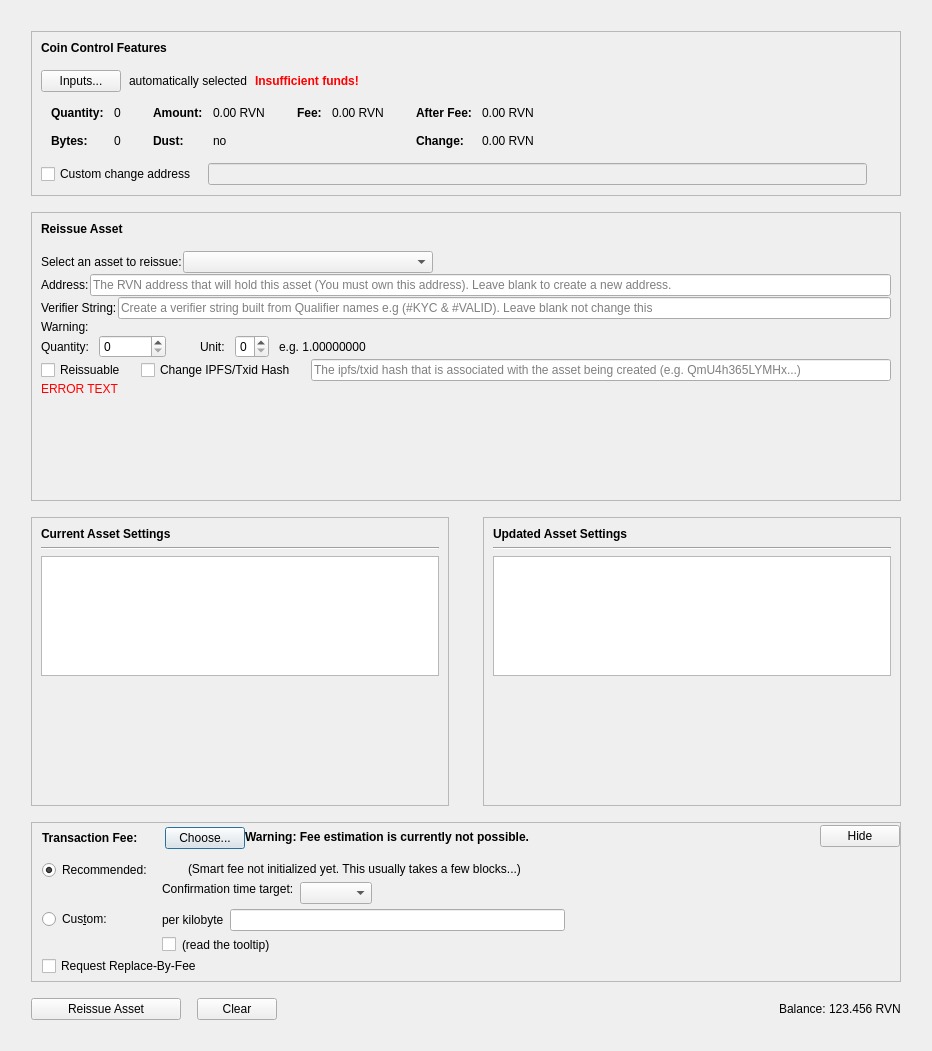
Above: src/qt/forms/reissueassetdialog.ui from RavenProject/Ravencoin before the change. Below: the same form after it.
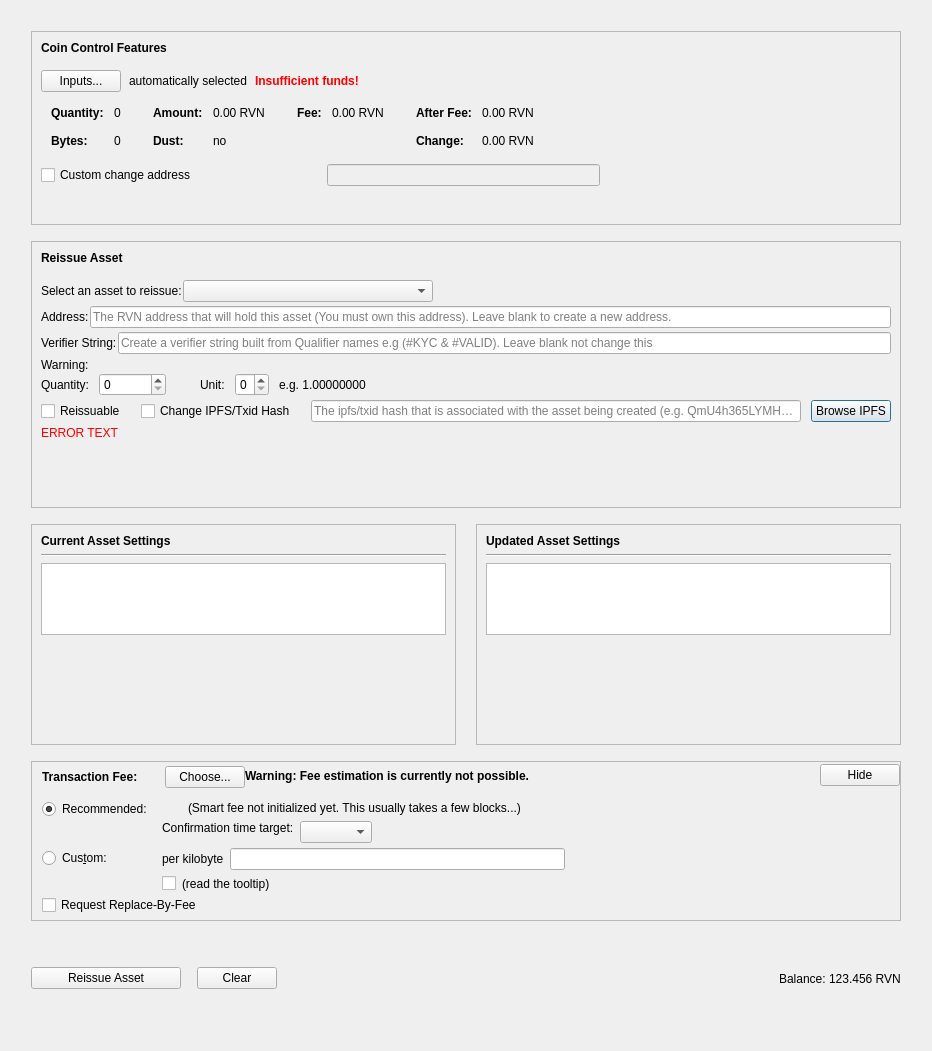
That is the form after the change. Custom widgets are drawn as their Qt base class.

The edit to the form file:
```diff
--- a/src/qt/forms/reissueassetdialog.ui
+++ b/src/qt/forms/reissueassetdialog.ui
@@ -10,6 +10,18 @@
     <height>1051</height>
    </rect>
   </property>
+  <property name="sizePolicy">
+   <sizepolicy hsizetype="MinimumExpanding" vsizetype="Preferred">
+    <horstretch>0</horstretch>
+    <verstretch>0</verstretch>
+   </sizepolicy>
+  </property>
+  <property name="minimumSize">
+   <size>
+    <width>600</width>
+    <height>800</height>
+   </size>
+  </property>
   <property name="windowTitle">
    <string notr="true">Transaction details</string>
   </property>
@@ -39,6 +51,12 @@
          <verstretch>0</verstretch>
         </sizepolicy>
        </property>
+       <property name="minimumSize">
+        <size>
+         <width>600</width>
+         <height>194</height>
+        </size>
+       </property>
        <property name="frameShape">
         <enum>QFrame::StyledPanel</enum>
        </property>
@@ -524,7 +542,7 @@
                <bool>false</bool>
               </property>
               <property name="sizePolicy">
-               <sizepolicy hsizetype="Expanding" vsizetype="Fixed">
+               <sizepolicy hsizetype="Ignored" vsizetype="Fixed">
                 <horstretch>0</horstretch>
                 <verstretch>0</verstretch>
                </sizepolicy>
@@ -578,6 +596,18 @@
      </item>
      <item>
       <widget class="QFrame" name="frame">
+       <property name="sizePolicy">
+        <sizepolicy hsizetype="Preferred" vsizetype="Fixed">
+         <horstretch>0</horstretch>
+         <verstretch>0</verstretch>
+        </sizepolicy>
+       </property>
+       <property name="minimumSize">
+        <size>
+         <width>600</width>
+         <height>220</height>
+        </size>
+       </property>
        <property name="frameShape">
         <enum>QFrame::StyledPanel</enum>
        </property>
@@ -588,6 +618,9 @@
         <property name="spacing">
          <number>0</number>
         </property>
+        <property name="sizeConstraint">
+         <enum>QLayout::SetDefaultConstraint</enum>
+        </property>
         <property name="bottomMargin">
          <number>12</number>
         </property>
@@ -636,6 +669,9 @@
           </property>
           <item>
            <layout class="QHBoxLayout" name="horizontalLayout">
+            <property name="bottomMargin">
+             <number>3</number>
+            </property>
             <item>
              <widget class="QLabel" name="assetNameLabel">
               <property name="sizePolicy">
@@ -698,6 +734,9 @@
           </item>
           <item>
            <layout class="QHBoxLayout" name="horizontalLayout_3">
+            <property name="bottomMargin">
+             <number>3</number>
+            </property>
             <item>
              <widget class="QLabel" name="addressLabel">
               <property name="text">
@@ -719,6 +758,9 @@
           </item>
           <item>
            <layout class="QHBoxLayout" name="horizontalLayout_15">
+            <property name="bottomMargin">
+             <number>3</number>
+            </property>
             <item>
              <widget class="QLabel" name="labelVerifierString">
               <property name="text">
@@ -747,6 +789,9 @@
             <property name="spacing">
              <number>34</number>
             </property>
+            <property name="bottomMargin">
+             <number>3</number>
+            </property>
             <item>
              <layout class="QHBoxLayout" name="horizontalLayout_7">
               <property name="spacing">
@@ -831,6 +876,9 @@
             <property name="spacing">
              <number>0</number>
             </property>
+            <property name="bottomMargin">
+             <number>3</number>
+            </property>
             <item>
              <layout class="QHBoxLayout" name="horizontalLayout_10">
               <property name="rightMargin">
@@ -895,6 +943,13 @@
                 </property>
                </widget>
               </item>
+              <item>
+               <widget class="QPushButton" name="openIpfsButton">
+                <property name="text">
+                 <string>Browse IPFS</string>
+                </property>
+               </widget>
+              </item>
              </layout>
             </item>
            </layout>
@@ -938,12 +993,27 @@
       </widget>
      </item>
      <item>
-      <layout class="QHBoxLayout" name="horizontalLayout_9">
+      <layout class="QHBoxLayout" name="horizontalLayout_9" stretch="0,0">
        <property name="spacing">
-        <number>34</number>
+        <number>20</number>
+       </property>
+       <property name="sizeConstraint">
+        <enum>QLayout::SetMinimumSize</enum>
        </property>
        <item>
         <widget class="QFrame" name="frame_3">
+         <property name="sizePolicy">
+          <sizepolicy hsizetype="Preferred" vsizetype="Fixed">
+           <horstretch>0</horstretch>
+           <verstretch>0</verstretch>
+          </sizepolicy>
+         </property>
+         <property name="minimumSize">
+          <size>
+           <width>0</width>
+           <height>150</height>
+          </size>
+         </property>
          <property name="frameShape">
           <enum>QFrame::StyledPanel</enum>
          </property>
@@ -1012,6 +1082,18 @@
        </item>
        <item>
         <widget class="QFrame" name="frame_2">
+         <property name="sizePolicy">
+          <sizepolicy hsizetype="Preferred" vsizetype="Fixed">
+           <horstretch>0</horstretch>
+           <verstretch>0</verstretch>
+          </sizepolicy>
+         </property>
+         <property name="minimumSize">
+          <size>
+           <width>0</width>
+           <height>150</height>
+          </size>
+         </property>
          <property name="frameShape">
           <enum>QFrame::StyledPanel</enum>
          </property>
@@ -1581,6 +1663,9 @@
      </item>
      <item>
       <layout class="QHBoxLayout" name="horizontalLayout_8">
+       <property name="sizeConstraint">
+        <enum>QLayout::SetFixedSize</enum>
+       </property>
        <item>
         <widget class="QPushButton" name="reissueAssetButton">
          <property name="minimumSize">
```
